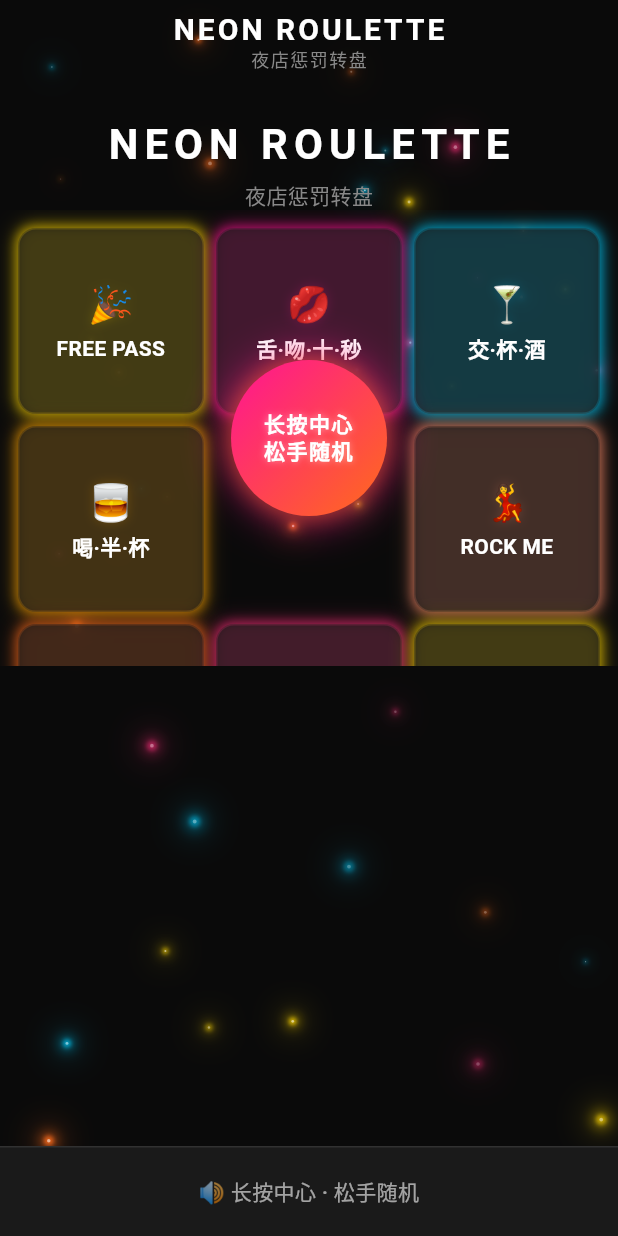
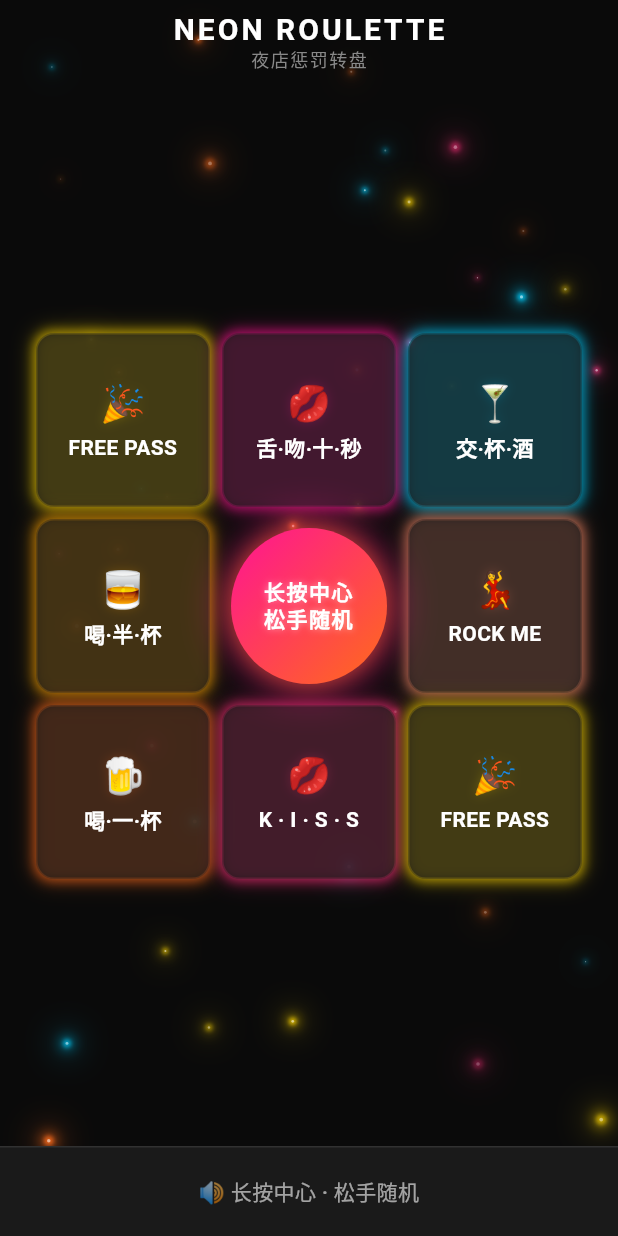
Before and after one commit to 66constan/neon-roulette, a Flutter app: the screen it shows after launch, on a phone screen of 412 x 824 dp. Run offline on Flutter 3.47's test engine with Material 3 defaults, Android fonts, the phone set to English and light mode, and no system bars; our stand-ins replace audioplayers.

Commit message:
fix: adapt for Flutter 3.38+ (remove deprecated SystemChrome API), improve layout with AspectRatio

```diff
--- a/lib/main.dart
+++ b/lib/main.dart
@@ -10,12 +10,8 @@ void main() {
   SystemChrome.setPreferredOrientations([
     DeviceOrientation.portraitUp,
   ]);
-  SystemChrome.setSystemUIOverlayStyle(
-    const SystemUIOverlayStyle(
-      statusBarColor: Colors.transparent,
-      statusBarIconBrightness: Brightness.light,
-    ),
-  );
+  // SystemChrome.setSystemUIOverlayStyle was removed in Flutter 3.38+
+  // Status bar styling handled via theme instead
   runApp(const NeonRouletteApp());
 }
 
--- a/lib/screens/game_screen.dart
+++ b/lib/screens/game_screen.dart
@@ -206,30 +206,13 @@ class _GameScreenState extends State<GameScreen> {
           SafeArea(
             child: Column(
               children: [
-                const SizedBox(height: 20),
-
-                // ---- Title area ----
-                const Text(
-                  'NEON ROULETTE',
-                  style: TextStyle(
-                    fontSize: 28,
-                    fontWeight: FontWeight.bold,
-                    color: Colors.white,
-                    letterSpacing: 4.0,
-                  ),
-                ),
-                const SizedBox(height: 4),
-                const Text(
-                  '夜店惩罚转盘',
-                  style: TextStyle(
-                    fontSize: 14,
-                    fontWeight: FontWeight.normal,
-                    color: Color(0xFF888888),
-                  ),
-                ),
-
-                // ---- 9-grid area ----
+                // ---- 9-grid area fills remaining space ----
                 Expanded(
+                  child: Center(
+                    child: Padding(
+                      padding: const EdgeInsets.symmetric(horizontal: 12.0),
+                      child: AspectRatio(
+                        aspectRatio: 1.0,
                         child: Stack(
                           alignment: Alignment.center,
                           children: [
@@ -246,8 +229,11 @@ class _GameScreenState extends State<GameScreen> {
                           ],
                         ),
                       ),
+                    ),
+                  ),
+                ),
 
-                const SizedBox(height: 16),
+                const SizedBox(height: 12),
 
                 // ---- Result area ----
                 if (currentPenalty != null) ...[
@@ -257,9 +243,7 @@ class _GameScreenState extends State<GameScreen> {
                     isVisible: phase == GamePhase.result ||
                         phase == GamePhase.picking,
                   ),
-                  const Spacer(),
-                ] else ...[
-                  const Spacer(),
+                  const SizedBox(height: 12),
                 ],
               ],
             ),
```
Lines whose indentation alone changed are shown as unchanged.
